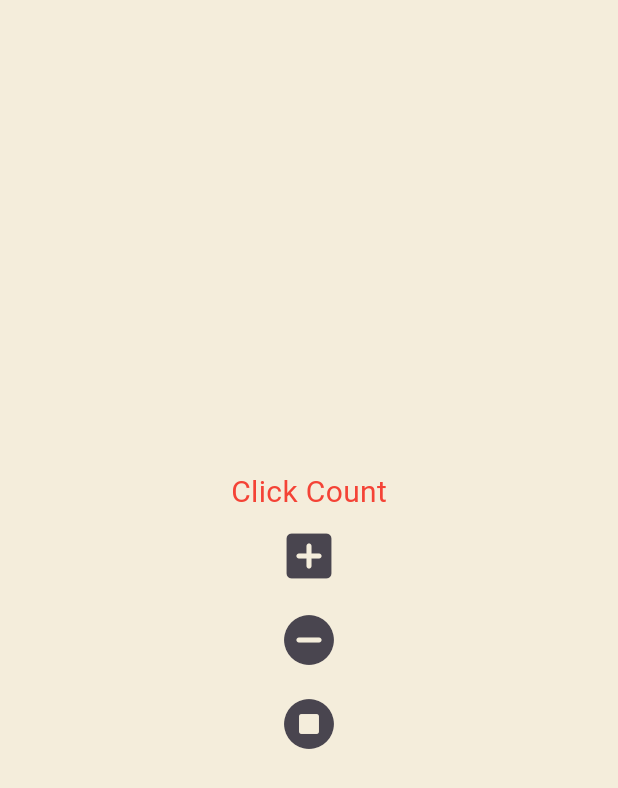
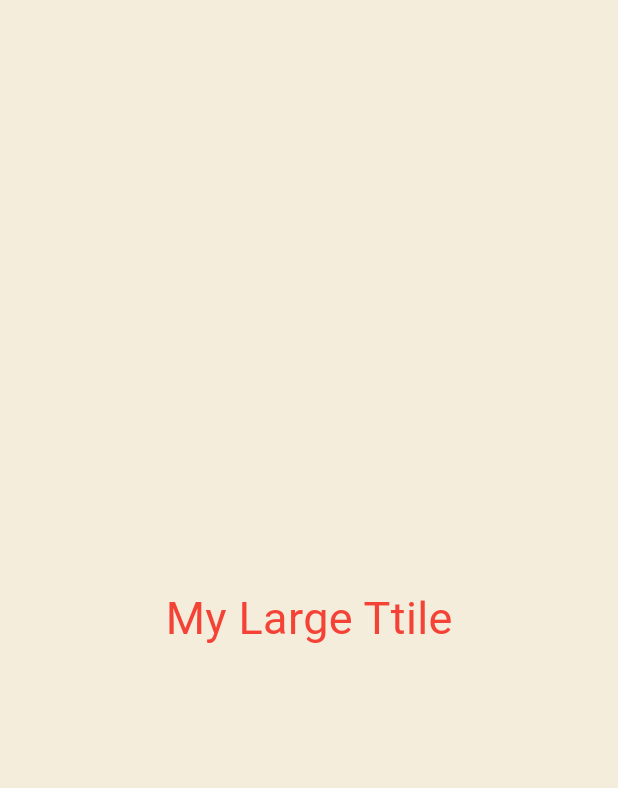
Before and after one commit to baesee/std-nomard-flutter-1, a Flutter app: the screen it shows after launch, on a phone screen of 412 x 824 dp. Shown: the top 788 px of the screen. Run offline on Flutter 3.47's test engine with Material 3 defaults, Android fonts, the phone set to English and light mode, and no system bars.

Commit message:
study : #4.3 buildContext의 이해

```diff
--- a/lib/main.dart
+++ b/lib/main.dart
@@ -12,59 +12,38 @@ class App extends StatefulWidget {
 }
 
 class _AppState extends State<App> {
-  int counter = 0;
-  List<int> numbers = [];
-
-  void onClicked(String type) {
-    setState(() {
-      if (type == 'plus') {
-        counter = counter + 1;
-        numbers.add(numbers.length);
-      } else if (type == 'minus') {
-        counter = counter - 1;
-        numbers.removeLast();
-      }
-      print('넘버스 : $numbers');
-    });
-  }
-
   @override
   Widget build(BuildContext context) {
     return MaterialApp(
-      home: Scaffold(
-        backgroundColor: const Color(0xFFF4EDDB),
+      theme: ThemeData(
+        textTheme: const TextTheme(
+          titleLarge: TextStyle(color: Colors.red, fontSize: 10),
+        ),
+      ),
+      home: const Scaffold(
+        backgroundColor: Color(0xFFF4EDDB),
         body: Center(
           child: Column(
             mainAxisAlignment: MainAxisAlignment.center,
-            children: [
-              const Text(
-                'Click Count',
-                style: TextStyle(color: Colors.red, fontSize: 20),
-              ),
-              // Text(
-              //   '$counter',
-              //   style: const TextStyle(color: Colors.black, fontSize: 20),
-              // ),
-              for (var n in numbers) Text('$n'),
-              IconButton(
-                onPressed: () => onClicked('plus'),
-                iconSize: 40,
-                icon: const Icon(Icons.add_box_rounded),
-              ),
-              IconButton(
-                onPressed: () => onClicked('minus'),
-                iconSize: 40,
-                icon: const Icon(Icons.remove_circle_rounded),
-              ),
-              IconButton(
-                onPressed: () => onClicked('stop'),
-                iconSize: 40,
-                icon: const Icon(Icons.stop_circle_rounded),
-              ),
-            ],
+            children: [MyLargeTitle()],
           ),
         ),
       ),
     );
   }
 }
+
+class MyLargeTitle extends StatelessWidget {
+  const MyLargeTitle({super.key});
+
+  @override
+  Widget build(BuildContext context) {
+    return Text(
+      'My Large Ttile',
+      style: TextStyle(
+        fontSize: 30,
+        color: Theme.of(context).textTheme.titleLarge?.color,
+      ),
+    );
+  }
+}
```
